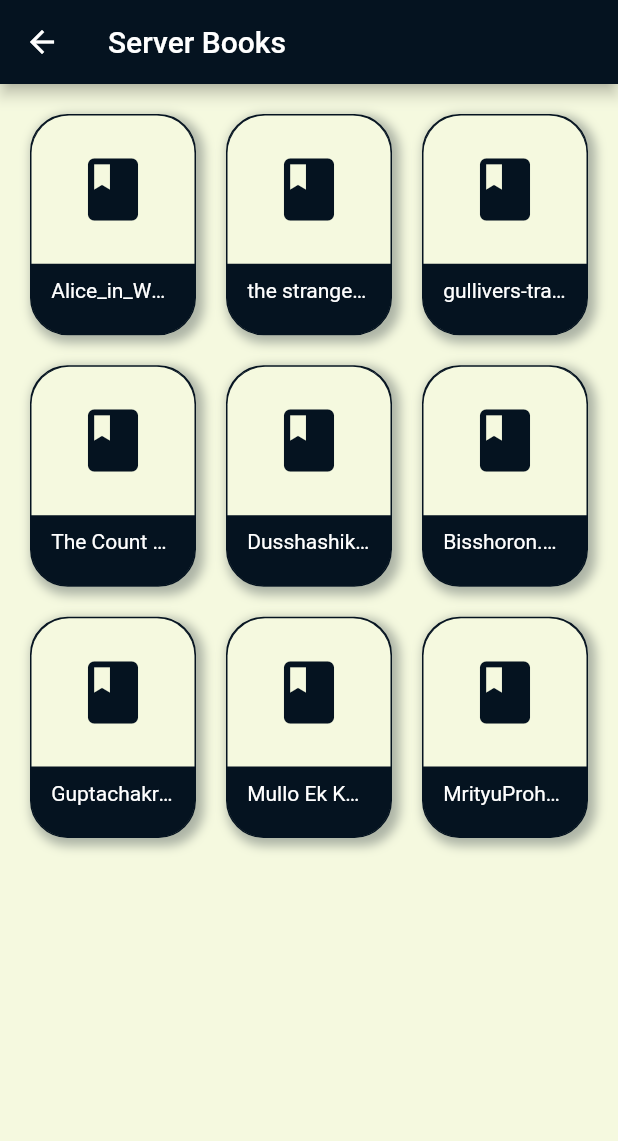
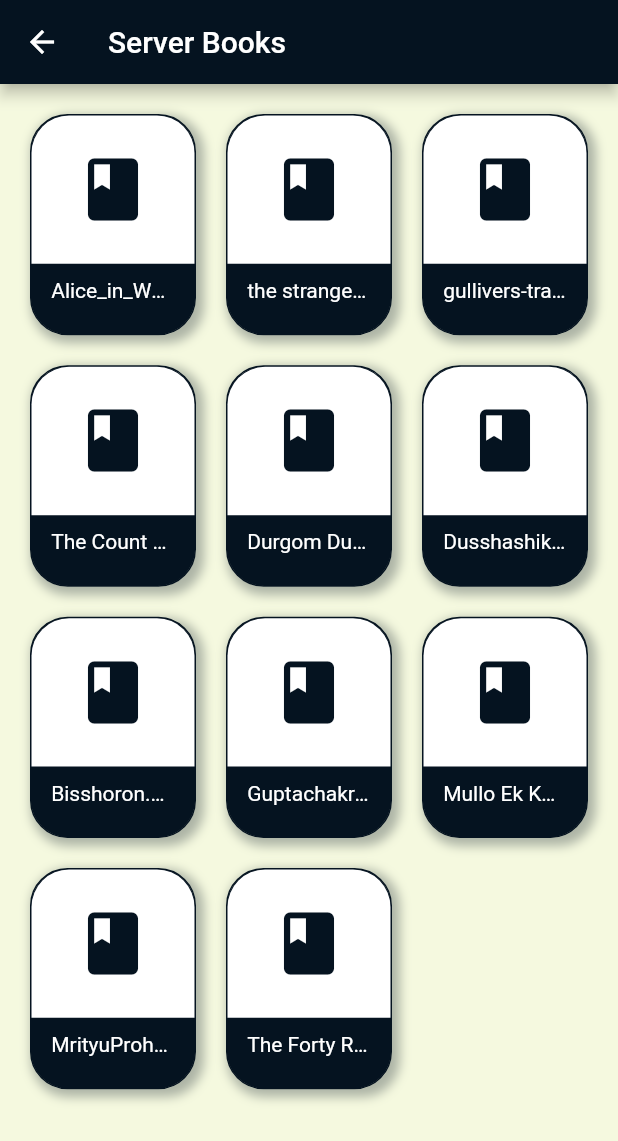
Before and after one commit to SimoHimo/Books-Inn, a Flutter app: the screen it shows after launch, after a tap on "Server Book", on a phone screen of 412 x 824 dp. Shown: the top 1141 px of the screen. Run offline on Flutter 3.47's test engine with Material 2 defaults, Android fonts, the phone set to English and light mode, and no system bars; our stand-ins replace file_picker, firebase_core, firebase_storage, font_awesome_flutter, permission_handler; missing offline and left inert: flutter_pdfview, thumbnailer; accounts and stored records are empty; network calls fail.

Commit message:
Preparing Files

```diff
--- a/assets/filelists/files.txt
+++ b/assets/filelists/files.txt
@@ -1 +1 @@
-advs.pdf, The Da Vinci Code.pdf, The Alchemist, Frankenstein.pdf, The Trial.pdf, Animal Farm.pdf, The Shining.pdf, Raven.pdf, Great Expectations.pdf, 1984.pdf, The Count of Monte Cristo.pdf, gullivers-travels.pdf
+advs.pdf, The Da Vinci Code.pdf, The Alchemist.pdf, Frankenstein.pdf, The Trial.pdf, Animal Farm.pdf, The Shining.pdf, Raven.pdf, Great Expectations.pdf, 1984.pdf, The Count of Monte Cristo.pdf, gullivers-travels.pdf
--- a/assets/filelists/firebasefiles.txt
+++ b/assets/filelists/firebasefiles.txt
@@ -1 +1 @@
-Alice_in_Wonderland.pdf, the strange case of dr. jekyll and mr. hyde.pdf, gullivers-travels.pdf, The Count of Monte Cristo.pdf,Durgom Durgo.pdf, Dusshashik - Mrityur Sathe Panga.pdf, Bisshoron.pdf, Guptachakra.pdf, Mullo Ek Koti Taka Matro.pdf, MrityuProhor.pdf
+Alice_in_Wonderland.pdf, the strange case of dr. jekyll and mr. hyde.pdf, gullivers-travels.pdf, The Count of Monte Cristo.pdf, Durgom Durgo.pdf, Dusshashik - Mrityur Sathe Panga.pdf, Bisshoron.pdf, Guptachakra.pdf, Mullo Ek Koti Taka Matro.pdf, MrityuProhor.pdf, The Forty Rules of Love_ A Novel of Rumi - MALIK MUHAMMAD  ( PDFDrive ).pdf
--- a/lib/Screens/Book Screens/devicebooks.dart
+++ b/lib/Screens/Book Screens/devicebooks.dart
@@ -1,4 +1,5 @@
 import 'dart:io';
+
 import 'package:flutter/material.dart';
 import 'package:permission_handler/permission_handler.dart';
 
--- a/lib/Screens/homescreen.dart
+++ b/lib/Screens/homescreen.dart
@@ -12,8 +12,6 @@
 }
 
 class _MyhomepageState extends State<Myhomepage> {
-
-
   @override
   Widget build(BuildContext context) {
     void openPDF(BuildContext context, file) => Navigator.of(context).push(
@@ -25,7 +23,6 @@
     Color darkcolor = const Color(0xff051320);
 
     void launchURL(url) async {
-
       if (await canLaunchUrl(url)) {
         await launchUrl(url);
       } else {
@@ -41,15 +38,14 @@
           child: ListView(
             children: [
               Container(
-                height: height*20,
+                height: height * 20,
                 width: width * 50,
                 decoration: BoxDecoration(
                   // border: Border.all(color: darkcolor,width:2.0),
                   // borderRadius: BorderRadius.circular(20.0),
                   color: lightcolor,
                   image: const DecorationImage(
-                    image: AssetImage(
-                        'assets/images/big.png'),
+                    image: AssetImage('assets/images/big.png'),
                     fit: BoxFit.fitHeight,
                   ),
                 ),
@@ -58,38 +54,51 @@
                 color: darkcolor,
               ),
               SizedBox(
-                height: height*5,
+                height: height * 5,
               ),
               ListTile(
-                leading: const Icon(Icons.message),
-                title: const Text('Contact us'),
-                onTap: (){
-                  launchURL(Uri.parse('https://www.facebook.com/Mishkatul.Haque.Siam/'));
+                leading: Image(
+                  image: AssetImage("assets/images/instagram.png"),
+                  height: height * 3.8,
+                ),
+                title: const Text('Contact us', style: TextStyle(fontSize: 16)),
+                onTap: () {
+                  launchURL(Uri.parse(
+                      'https://www.instagram.com/syedmishkatulhaque/'));
                 },
               ),
               ListTile(
-                leading: const Icon(Icons.account_circle),
-                title: const Text('About Us'),
-                onTap: (){
-                  launchURL(Uri.parse('https://github.com/SimoHimo'));
+                leading: Image(
+                  image: AssetImage("assets/images/Linkedin.png"),
+                  height: height * 3.8,
+                ),
+                title: const Text('About Us', style: TextStyle(fontSize: 16)),
+                onTap: () {
+                  launchURL(Uri.parse(
+                      'https://www.linkedin.com/in/syed-mishkatul-haque/'));
                 },
               ),
               ListTile(
-                leading: const Icon(Icons.adb_outlined),
-                title: const Text('Source Code'),
-                onTap: (){
+                leading: Image(
+                  image: AssetImage("assets/images/Github.png"),
+                  height: height * 3.8,
+                ),
+                title:
+                    const Text('Source Code', style: TextStyle(fontSize: 16)),
+                onTap: () {
                   launchURL(Uri.parse('https://github.com/SimoHimo/Books-Inn'));
-                },)
-
+                },
+              )
             ],
           ),
         ),
         appBar: AppBar(
           backgroundColor: darkcolor,
           title: SizedBox(
-            height: height*28,
-            width: width*30,
-            child: Image.asset('assets/images/light.png', fit: BoxFit.cover),),
+            height: height * 28,
+            width: width * 30,
+            child: Image.asset('assets/images/light.png', fit: BoxFit.cover),
+          ),
         ),
         body: Padding(
           padding: const EdgeInsets.all(10.0),
@@ -99,26 +108,27 @@
               crossAxisAlignment: CrossAxisAlignment.center,
               mainAxisAlignment: MainAxisAlignment.spaceAround,
               children: [
-
                 Container(
-                  height: height*40,
+                  height: height * 40,
                   width: width * 85,
                   decoration: const BoxDecoration(
                     // border: Border.all(color: darkcolor,width:2.0),
                     // borderRadius: BorderRadius.circular(20.0),
                     // color: darkcolor,
-                    image:  DecorationImage(
-                      image: AssetImage(
-                          'assets/images/feature art.png'),
+                    image: DecorationImage(
+                      image: AssetImage('assets/images/feature art.png'),
                       fit: BoxFit.fitWidth,
                     ),
                   ),
                 ),
-                SizedBox(height: height*2,),
+                SizedBox(
+                  height: height * 2,
+                ),
                 SizedBox(
                   height: height * 50,
                   child: GridView.count(
-                    physics: const NeverScrollableScrollPhysics(),//BouncingScrollPhysics(),
+                    physics: const NeverScrollableScrollPhysics(),
+                    //BouncingScrollPhysics(),
                     primary: false,
                     padding: const EdgeInsets.all(20),
                     crossAxisSpacing: 25,
@@ -148,8 +158,8 @@
                         name: "Device Book",
                         onTap: () async {
                           final file = await PDFApi.pickFile();
-                          if(!mounted)return;
-                          if(file==null) return;
+                          if (!mounted) return;
+                          if (file == null) return;
                           openPDF(context, file);
                         },
                       ),
@@ -169,11 +179,9 @@
                       //     onTap: () {
                       //       Navigator.pushNamed(context, "/devicebooks");
                       //     }),
-
                     ],
                   ),
                 )
-
 
                 // InkButton(
                 //   height: height,
@@ -184,7 +192,6 @@
                 //     Navigator.pushNamed(context, "/loadingscreen");
                 //   },
                 // )
-
 
                 // SizedBox(
                 //   height: height * 10,
--- a/lib/Screens/loadscreen.dart
+++ b/lib/Screens/loadscreen.dart
@@ -13,16 +13,14 @@
     return Scaffold(
       //appBar: AppBar(backgroundColor:Colors.black54,centerTitle: true,title: Text("Preparing files",style: TextStyle(color: Colors.white)),),
       body: Center(
-
         child: Container(
-
           height: double.infinity,
           width: double.infinity,
           decoration: const BoxDecoration(
             color: Color(0xfff5f9df),
             image: DecorationImage(
-              fit: BoxFit.fitWidth,
-              image: AssetImage("assets/images/loadscreen.gif")),
+                fit: BoxFit.fitWidth,
+                image: AssetImage("assets/images/loadscreen.gif")),
           ),
         ),
       ),
--- a/lib/buttons.dart
+++ b/lib/buttons.dart
@@ -72,11 +72,6 @@
   }
 }
 
-
-
-
-
-
 class InkButton2 extends StatelessWidget {
   const InkButton2(
       {Key? key,
@@ -134,12 +129,6 @@
   }
 }
 
-
-
-
-
-
-
 class BookButton extends StatelessWidget {
   const BookButton(
       {Key? key,
@@ -181,7 +170,9 @@
           ), //BoxShadow
         ],
         borderRadius: BorderRadius.circular(25.0),
-        border: Border.all(color: darkcolor, ),
+        border: Border.all(
+          color: darkcolor,
+        ),
         color: buttonColor,
       ),
       child: InkWell(
@@ -192,32 +183,29 @@
           children: <Widget>[
             Container(
                 decoration: BoxDecoration(
-                  color: lightcolor,
-                borderRadius: BorderRadius.vertical(top: Radius.circular(25))
-              ),
-
+                    color: Colors.white,
+                    borderRadius:
+                        BorderRadius.vertical(top: Radius.circular(25))),
                 height: height * 12,
                 width: width * 30,
-
                 child: Center(child: thumbnail)),
-
             Center(
               child: Container(
                 decoration: BoxDecoration(
-
-                      borderRadius: BorderRadius.vertical(bottom: Radius.circular(25))
-                  ),
-
+                    borderRadius:
+                        BorderRadius.vertical(bottom: Radius.circular(25))),
                 height: height * 4.3,
                 width: width * 20,
-
                 child: Center(
                   child: Text(
                     name,
                     overflow: TextOverflow.ellipsis,
-                      style: const TextStyle(color: Colors.white,),
+                    style: const TextStyle(
+                      color: Colors.white,
                     ),
-                  ),),
+                  ),
+                ),
+              ),
             ),
           ],
         ),
--- a/lib/main.dart
+++ b/lib/main.dart
@@ -7,33 +7,28 @@
 import 'package:flutter/material.dart';
 import 'Screens/Book Screens/networkbooks.dart';
 
-void main()async {
+void main() async {
   runApp(const Myapp());
   await Firebase.initializeApp();
-
 }
 
 class Myapp extends StatelessWidget {
   const Myapp({Key? key}) : super(key: key);
 
-
-
   @override
   Widget build(BuildContext context) {
-
-
     return MaterialApp(
-      debugShowCheckedModeBanner: false,
-      theme: ThemeData(backgroundColor:const Color(0xfff5f9df),),
-      initialRoute:"/homepage" ,
+      theme: ThemeData(
+        backgroundColor: const Color(0xfff5f9df),
+      ),
+      initialRoute: "/homepage",
       routes: {
-        "/homepage": (context)=> const Myhomepage(),
-        "/assetbooks": (context)=> const AssetBooks(),
-        "/devicebooks": (context)=> const DeviceBooks(),
-        "/firebasebooks": (context)=> const FirebaseBooks(),
-        "/loadingscreen": (context)=> const LoadScreen(),
-        "/networkbooks": (context)=> const NetworkBooks(),
-
+        "/homepage": (context) => const Myhomepage(),
+        "/assetbooks": (context) => const AssetBooks(),
+        "/devicebooks": (context) => const DeviceBooks(),
+        "/firebasebooks": (context) => const FirebaseBooks(),
+        "/loadingscreen": (context) => const LoadScreen(),
+        "/networkbooks": (context) => const NetworkBooks(),
       },
     );
   }
```
Also changed, not shown: lib/Screens/Book Screens/assetbooks.dart (+19 -15 lines), lib/Screens/Book Screens/firebasebooks.dart (+43 -8 lines), lib/Screens/Book Screens/networkbooks.dart (+48 -31 lines), lib/Screens/pdf thumbnail.dart (deleted, +0 -31 lines), lib/Screens/pdf_viewer.dart (+39 -37 lines), lib/api/pdf_api.dart (+14 -9 lines), assets/images/lightlogo.png (deleted), 13 other files. Lines whose indentation alone changed are shown as unchanged.
